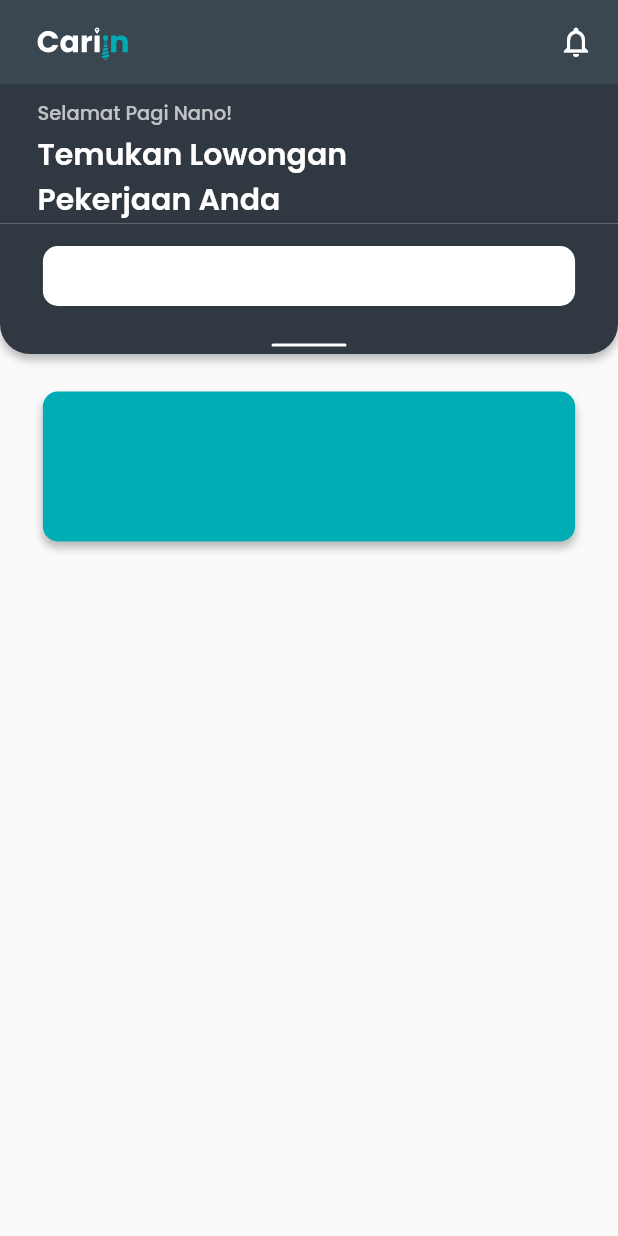
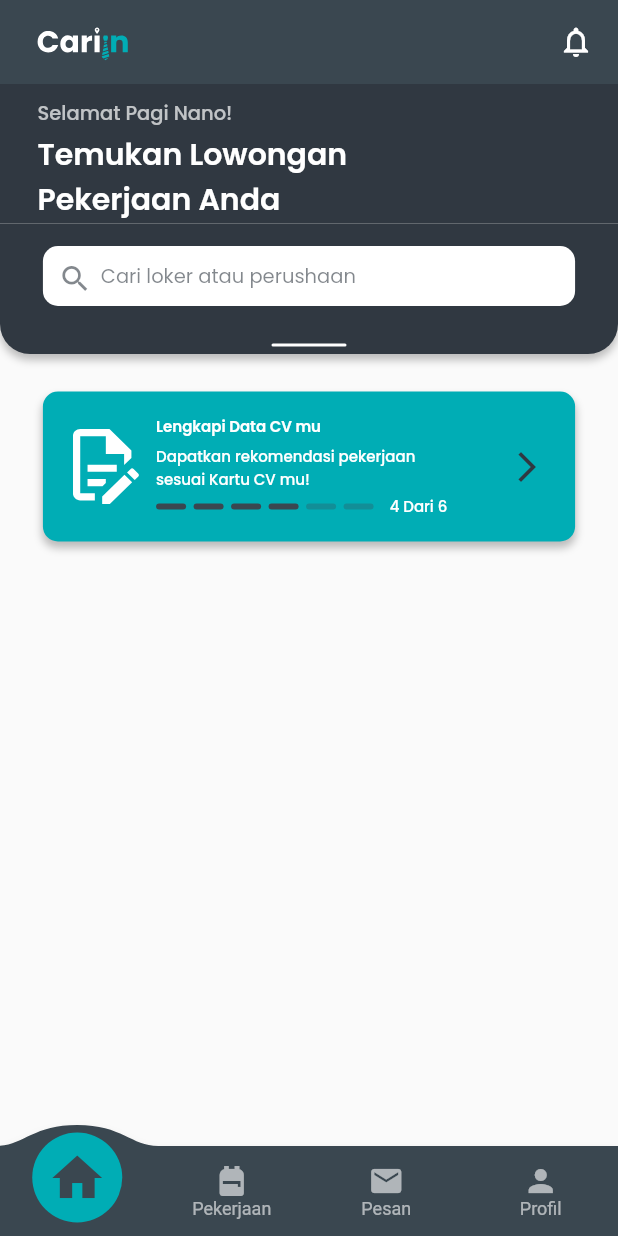
Before and after one commit to FirdanAz/CariIn-Dinacom, a Flutter app: the screen it shows after launch, on a phone screen of 412 x 824 dp. Run offline on Flutter 3.47's test engine with Material 2 defaults, Android fonts, the phone set to English and light mode, and no system bars; drawn by our look-alikes of convex_bottom_bar; our stand-ins replace firebase_auth, firebase_core, flutter_screenutil, flutter_svg, google_fonts; accounts and stored records are empty.

Commit message:
feat: [JG] add Bottom_Navigation and update Home Page view

```diff
--- a/lib/common/svg_assets.dart
+++ b/lib/common/svg_assets.dart
@@ -1 +1,2 @@
 const appbar_logo = "assets/appbar_logo.svg";
+const cv_logo = "assets/cv_logo.svg";
--- a/lib/main.dart
+++ b/lib/main.dart
@@ -3,6 +3,7 @@ import 'package:flutter_screenutil/flutter_screenutil.dart';
 import 'package:firebase_core/firebase_core.dart';
 import 'package:google_fonts/google_fonts.dart';
 import 'package:lowongan_pekerjaan/login_page.dart';
+import 'package:lowongan_pekerjaan/ui/bottom_navigation/bottom_navigation.dart';
 import 'package:lowongan_pekerjaan/ui/home/home.dart';
 import 'firebase_options.dart';
 
@@ -24,9 +25,12 @@ class MyApp extends StatelessWidget {
       builder: (context, child) => MaterialApp(
         debugShowCheckedModeBanner: false,
         theme: ThemeData(
-          textTheme: GoogleFonts.poppinsTextTheme(Theme.of(context).textTheme),
+          textTheme: GoogleFonts.poppinsTextTheme(Theme.of(context)
+              .textTheme
+              .apply(bodyColor: Colors.white, displayColor: Colors.white)),
+          iconTheme: IconThemeData(color: Colors.white),
         ),
-        home: HomePage(),
+        home: CustomBottomNavBar(),
       ),
     );
   }
--- /dev/null
+++ b/lib/ui/bottom_navigation/bottom_navigation.dart
@@ -0,0 +1,61 @@
+import 'package:convex_bottom_bar/convex_bottom_bar.dart';
+import 'package:flutter/material.dart';
+import 'package:flutter_screenutil/flutter_screenutil.dart';
+import 'package:lowongan_pekerjaan/common/color_app.dart';
+import 'package:lowongan_pekerjaan/ui/home/home.dart';
+
+class CustomBottomNavBar extends StatefulWidget {
+  const CustomBottomNavBar({super.key});
+
+  @override
+  State<CustomBottomNavBar> createState() => CustomBottomNavBarState();
+}
+
+class CustomBottomNavBarState extends State<CustomBottomNavBar> {
+  int _initPage = 0;
+
+  final pages = const [
+    HomePage(),
+    Center(child: Text("Halaman 2", style: TextStyle(color: Colors.black))),
+    Center(child: Text("Halaman 3", style: TextStyle(color: Colors.black))),
+    Center(child: Text("Halaman 4", style: TextStyle(color: Colors.black))),
+  ];
+
+  @override
+  Widget build(BuildContext context) {
+    return Scaffold(
+        body: pages[_initPage],
+        bottomNavigationBar: ConvexAppBar(
+          height: 60,
+          activeColor: ColorApp.accentColor,
+          backgroundColor: ColorApp.secondaryColor,
+          top: -14,
+          style: TabStyle.reactCircle,
+          items: const [
+            TabItem(
+              icon: Icons.home,
+              title: 'Home',
+              isIconBlend: false,
+            ),
+            TabItem(
+              icon: Icons.backpack,
+              title: 'Pekerjaan',
+              isIconBlend: false,
+            ),
+            TabItem(
+              icon: Icons.mail,
+              title: 'Pesan',
+              isIconBlend: false,
+            ),
+            TabItem(
+              icon: Icons.person,
+              title: 'Profil',
+              isIconBlend: false,
+            ),
+          ],
+          onTap: (int i) => setState(() {
+            _initPage = i;
+          }),
+        ));
+  }
+}
--- a/lib/ui/home/home.dart
+++ b/lib/ui/home/home.dart
@@ -13,6 +13,8 @@ class HomePage extends StatefulWidget {
 }
 
 class _HomePageState extends State<HomePage> {
+  final cvCheck = 4;
+
   @override
   Widget build(BuildContext context) {
     return Scaffold(
@@ -84,6 +86,7 @@ class _HomePageState extends State<HomePage> {
     return Container(
       height: 100,
       width: 310.w,
+      padding: const EdgeInsets.symmetric(horizontal: 20, vertical: 16),
       decoration: BoxDecoration(
         color: ColorApp.accentColor,
         borderRadius: BorderRadius.circular(10),
@@ -95,6 +98,52 @@ class _HomePageState extends State<HomePage> {
           )
         ],
       ),
+      child: Row(
+        children: [
+          SvgPicture.asset(cv_logo),
+          SizedBox(width: 10.w),
+          Column(
+            crossAxisAlignment: CrossAxisAlignment.start,
+            children: [
+              const Text(
+                "Lengkapi Data CV mu",
+                style: TextStyle(fontSize: 10, fontWeight: FontWeight.w600),
+              ),
+              SizedBox(height: 5.h),
+              SizedBox(
+                width: 173.w,
+                child: const Text(
+                  "Dapatkan rekomendasi pekerjaan sesuai Kartu CV mu!",
+                  style: TextStyle(fontSize: 10, fontWeight: FontWeight.w500),
+                ),
+              ),
+              SizedBox(height: 3.h),
+              Row(
+                children: [
+                  for (int i = 1; i <= 6; i++)
+                    Container(
+                      height: 4,
+                      width: 20,
+                      margin: const EdgeInsets.only(right: 5),
+                      decoration: BoxDecoration(
+                          borderRadius: BorderRadius.circular(2),
+                          color: i <= cvCheck
+                              ? ColorApp.secondaryColor
+                              : const Color(0x4d3A4750)),
+                    ),
+                  SizedBox(width: 5.w),
+                  Text(
+                    "$cvCheck Dari 6",
+                    style: TextStyle(fontSize: 10, fontWeight: FontWeight.w500),
+                  ),
+                ],
+              ),
+            ],
+          ),
+          const Spacer(),
+          const Icon(Icons.arrow_forward_ios, color: ColorApp.primaryColor),
+        ],
+      ),
     );
   }
 }
--- a/lib/ui/widget/home_header.dart
+++ b/lib/ui/widget/home_header.dart
@@ -30,8 +30,21 @@ class HomeHeader extends SliverPersistentHeaderDelegate {
           Container(
             height: 40,
             width: 310.w,
+            padding: const EdgeInsets.all(10),
             decoration: BoxDecoration(
                 color: Colors.white, borderRadius: BorderRadius.circular(10)),
+            child: Row(
+              children: [
+                Icon(Icons.search, size: 20.w, color: const Color(0x99303841)),
+                SizedBox(
+                  width: 5.w,
+                ),
+                const Text(
+                  "Cari loker atau perushaan",
+                  style: TextStyle(fontSize: 13, color: Color(0x99303841)),
+                )
+              ],
+            ),
           ),
           const Spacer(),
           Container(
--- a/lib/ui/widget/test.dart
+++ /dev/null
@@ -1,3 +0,0 @@
-void main(List<String> args) {
-  print("test");
-}
--- a/pubspec.yaml
+++ b/pubspec.yaml
@@ -39,6 +39,7 @@ dependencies:
   google_fonts:
   flutter_svg:
   flutter_screenutil: ^5.6.0
+  convex_bottom_bar: ^3.1.0+1
 
 dev_dependencies:
   flutter_test:
```
Also changed, not shown: assets/cv_logo.svg (added), pubspec.lock.
